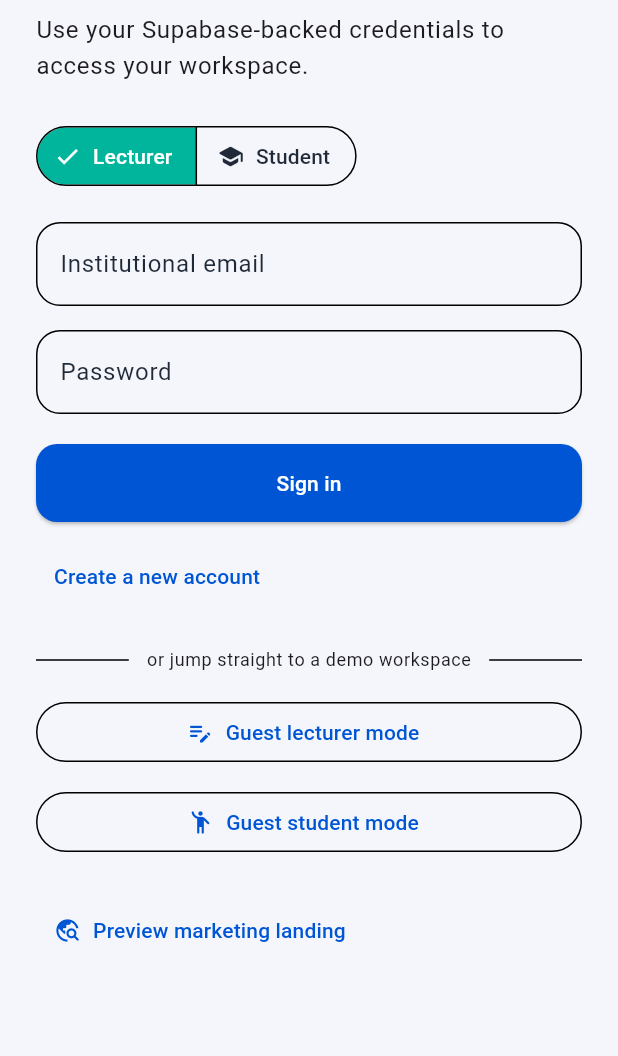
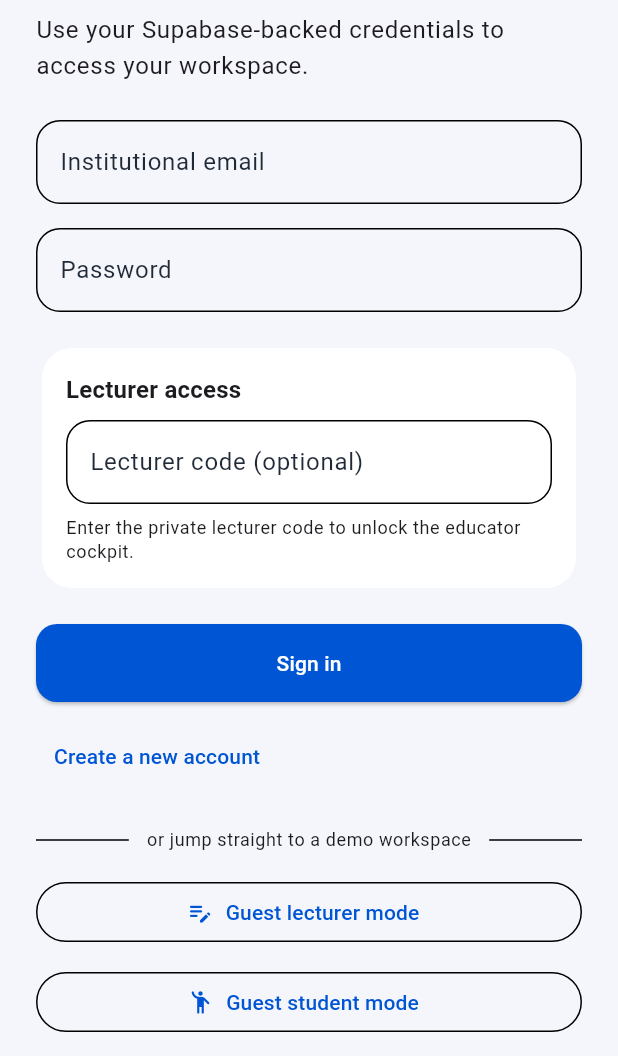
Before and after one commit to Kynmmarshall/evalis, a Flutter app: the screen it shows after launch, on a phone screen of 412 x 824 dp, the part 180-1236 px from its top. Run offline on Flutter 3.47's test engine with Material 3 defaults, Android fonts, the phone set to English and light mode, and no system bars; our stand-ins replace image_picker, shared_preferences.

Commit message:
update login with lecturer code

```diff
--- a/lib/l10n/app_texts.dart
+++ b/lib/l10n/app_texts.dart
@@ -90,6 +90,10 @@ enum AppText {
     passwordStrengthMedium,
     passwordStrengthStrong,
     passwordMismatch,
+    lecturerCodeSection,
+    lecturerCodeLabel,
+    lecturerCodeHelper,
+    lecturerCodeInvalid,
     loginButton,
     registerLink,
     guestLecturer,
@@ -236,6 +240,10 @@ class L10n {
             AppText.passwordStrengthMedium: 'Medium',
             AppText.passwordStrengthStrong: 'Strong',
             AppText.passwordMismatch: 'Passwords must match before continuing.',
+            AppText.lecturerCodeSection: 'Lecturer access',
+            AppText.lecturerCodeLabel: 'Lecturer code (optional)',
+            AppText.lecturerCodeHelper: 'Enter the private lecturer code to unlock the educator cockpit.',
+            AppText.lecturerCodeInvalid: 'Lecturer code invalid. Continuing in student mode.',
             AppText.loginButton: 'Sign in',
             AppText.registerLink: 'Create a new account',
             AppText.guestLecturer: 'Guest lecturer mode',
@@ -391,6 +399,10 @@ class L10n {
             AppText.passwordStrengthMedium: 'Moyen',
             AppText.passwordStrengthStrong: 'Fort',
             AppText.passwordMismatch: 'Les mots de passe doivent être identiques avant de continuer.',
+            AppText.lecturerCodeSection: 'Accès enseignant',
+            AppText.lecturerCodeLabel: 'Code enseignant (optionnel)',
+            AppText.lecturerCodeHelper: 'Saisissez le code partagé pour ouvrir l’espace enseignant.',
+            AppText.lecturerCodeInvalid: 'Code enseignant invalide. Connexion en mode étudiant.',
             AppText.loginButton: 'Se connecter',
             AppText.registerLink: 'Créer un nouveau compte',
             AppText.guestLecturer: 'Mode enseignant invité',
--- a/lib/screens/auth/login_screen.dart
+++ b/lib/screens/auth/login_screen.dart
@@ -23,13 +23,14 @@ class LoginScreen extends StatefulWidget {
 class _LoginScreenState extends State<LoginScreen> {
   final TextEditingController _emailController = TextEditingController();
   final TextEditingController _passwordController = TextEditingController();
-  AppRole _selectedRole = AppRole.lecturer;
+  final TextEditingController _lecturerCodeController = TextEditingController();
   bool _isSubmitting = false;
 
   @override
   void dispose() {
     _emailController.dispose();
     _passwordController.dispose();
+    _lecturerCodeController.dispose();
     super.dispose();
   }
 
@@ -62,24 +63,6 @@ class _LoginScreenState extends State<LoginScreen> {
               const SizedBox(height: 8),
               Text(context.t(AppText.loginSubtitle), style: Theme.of(context).textTheme.bodyLarge),
               const SizedBox(height: 24),
-              SegmentedButton<AppRole>(
-                segments: [
-                  ButtonSegment(
-                    value: AppRole.lecturer,
-                    label: Text(context.t(AppText.lecturerRole)),
-                    icon: const Icon(Icons.campaign_rounded),
-                  ),
-                  ButtonSegment(
-                    value: AppRole.student,
-                    label: Text(context.t(AppText.studentRole)),
-                    icon: const Icon(Icons.school_rounded),
-                  ),
-                ],
-                selected: <AppRole>{_selectedRole},
-                onSelectionChanged:
-                    _isSubmitting ? null : (value) => setState(() => _selectedRole = value.first),
-              ),
-              const SizedBox(height: 20),
               TextField(
                 controller: _emailController,
                 keyboardType: TextInputType.emailAddress,
@@ -96,6 +79,11 @@ class _LoginScreenState extends State<LoginScreen> {
                   labelText: context.t(AppText.passwordLabel),
                   border: OutlineInputBorder(borderRadius: BorderRadius.circular(16)),
                 ),
+              ),
+              const SizedBox(height: 20),
+              _LecturerCodeCard(
+                controller: _lecturerCodeController,
+                enabled: !_isSubmitting,
               ),
               const SizedBox(height: 20),
               SizedBox(
@@ -120,16 +108,8 @@ class _LoginScreenState extends State<LoginScreen> {
               Align(
                 alignment: Alignment.centerLeft,
                 child: TextButton(
-                    onPressed: _isSubmitting
-                        ? null
-                        : () async {
-                            final result = await Navigator.pushNamed(
-                              context,
-                              RegistrationScreen.routeName,
-                            );
-                            if (!mounted || result is! AppRole) return;
-                            setState(() => _selectedRole = result);
-                          },
+                  onPressed:
+                      _isSubmitting ? null : () => Navigator.pushNamed(context, RegistrationScreen.routeName),
                   child: Text(context.t(AppText.registerLink)),
                 ),
               ),
@@ -184,6 +164,7 @@ class _LoginScreenState extends State<LoginScreen> {
   Future<void> _handleLogin() async {
     final email = _emailController.text.trim();
     final password = _passwordController.text;
+    final lecturerCode = _lecturerCodeController.text.trim();
 
     if (email.isEmpty || password.isEmpty) {
       _showError(context.t(AppText.authMissingCredentials));
@@ -197,11 +178,14 @@ class _LoginScreenState extends State<LoginScreen> {
       final role = await AuthService.instance.signInWithEmail(
         email: email,
         password: password,
-        fallbackRole: _selectedRole,
+        lecturerCode: lecturerCode.isEmpty ? null : lecturerCode,
       );
       if (!mounted) return;
       ScaffoldMessenger.of(context)
           .showSnackBar(SnackBar(content: Text(context.t(AppText.loginSuccess))));
+      if (lecturerCode.isNotEmpty && role != AppRole.lecturer) {
+        _showError(context.t(AppText.lecturerCodeInvalid));
+      }
       _navigateToRole(role);
     } on AuthException catch (error) {
       _showError(error.message);
@@ -235,3 +219,49 @@ class _LoginScreenState extends State<LoginScreen> {
     );
   }
 }
+
+class _LecturerCodeCard extends StatelessWidget {
+  const _LecturerCodeCard({
+    required this.controller,
+    required this.enabled,
+  });
+
+  final TextEditingController controller;
+  final bool enabled;
+
+  @override
+  Widget build(BuildContext context) {
+    final theme = Theme.of(context);
+    return Card(
+      elevation: 0,
+      shape: RoundedRectangleBorder(borderRadius: BorderRadius.circular(20)),
+      child: Padding(
+        padding: const EdgeInsets.all(16),
+        child: Column(
+          crossAxisAlignment: CrossAxisAlignment.start,
+          children: [
+            Text(
+              context.t(AppText.lecturerCodeSection),
+              style: theme.textTheme.titleMedium?.copyWith(fontWeight: FontWeight.w600),
+            ),
+            const SizedBox(height: 8),
+            TextField(
+              controller: controller,
+              enabled: enabled,
+              obscureText: true,
+              decoration: InputDecoration(
+                labelText: context.t(AppText.lecturerCodeLabel),
+                border: OutlineInputBorder(borderRadius: BorderRadius.circular(16)),
+              ),
+            ),
+            const SizedBox(height: 8),
+            Text(
+              context.t(AppText.lecturerCodeHelper),
+              style: theme.textTheme.bodySmall,
+            ),
+          ],
+        ),
+      ),
+    );
+  }
+}
--- a/lib/services/auth_service.dart
+++ b/lib/services/auth_service.dart
@@ -2,6 +2,11 @@ import 'package:shared_preferences/shared_preferences.dart';
 
 import '../models/app_role.dart';
 import 'api_client.dart';
+
+const String _lecturerAccessCode = String.fromEnvironment(
+  'EVALIS_LECTURER_CODE',
+  defaultValue: 'lect123',
+);
 
 class AuthException implements Exception {
   const AuthException(this.message);
@@ -46,7 +51,7 @@ class AuthService {
   Future<AppRole> signInWithEmail({
     required String email,
     required String password,
-    AppRole? fallbackRole,
+    String? lecturerCode,
   }) async {
     try {
       final response = await _api.post(
@@ -56,7 +61,9 @@ class AuthService {
           'password': password,
         },
       ) as Map<String, dynamic>;
-      return _persistSession(response, fallbackRole: fallbackRole);
+      final role = _persistSession(response);
+      _applyLecturerOverride(lecturerCode);
+      return _cachedRole ?? role;
     } on ApiException catch (error) {
       throw AuthException(error.message);
     }
@@ -66,7 +73,6 @@ class AuthService {
     required String email,
     required String password,
     required String fullName,
-    required AppRole role,
   }) async {
     try {
       final response = await _api.post(
@@ -75,10 +81,10 @@ class AuthService {
           'email': email,
           'password': password,
           'name': fullName,
-          'role': role.name,
+          'role': AppRole.student.name,
         },
       ) as Map<String, dynamic>;
-      return _persistSession(response, fallbackRole: role);
+      return _persistSession(response);
     } on ApiException catch (error) {
       throw AuthException(error.message);
     }
@@ -95,17 +101,14 @@ class AuthService {
     return _cachedRole ?? fallback;
   }
 
-  AppRole _persistSession(
-    Map<String, dynamic> response, {
-    AppRole? fallbackRole,
-  }) {
+  AppRole _persistSession(Map<String, dynamic> response) {
     final token = response['token'] as String?;
     final user = response['user'] as Map<String, dynamic>?;
     if (token == null || user == null) {
       throw const AuthException('Malformed response from server');
     }
     _api.updateToken(token);
-    _cachedRole = _extractRole(user) ?? fallbackRole ?? AppRole.student;
+    _cachedRole = _extractRole(user) ?? AppRole.student;
     _persistToken(token);
     return _cachedRole!;
   }
@@ -128,4 +131,21 @@ class AuthService {
     }
     return null;
   }
+
+  bool isLecturerCodeValid(String code) => _lecturerCodeMatches(code);
+
+  void _applyLecturerOverride(String? code) {
+    if (code == null) return;
+    if (_lecturerCodeMatches(code)) {
+      _cachedRole = AppRole.lecturer;
+    }
+  }
+
+  bool _lecturerCodeMatches(String? candidate) {
+    final expected = _lecturerAccessCode.trim();
+    if (expected.isEmpty) return false;
+    final provided = candidate?.trim();
+    if (provided == null || provided.isEmpty) return false;
+    return expected.toLowerCase() == provided.toLowerCase();
+  }
 }
```
Also changed, not shown: lib/screens/auth/registration_screen.dart (+2 -17 lines), lib/services/api_client.dart (+11 -3 lines).
